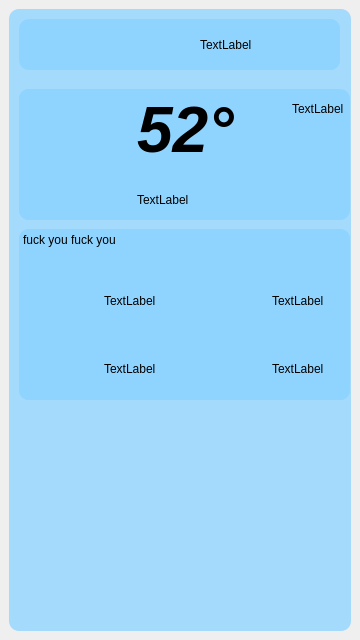
Qt form mainwindow.ui (FangRenHub/weather) before a commit.
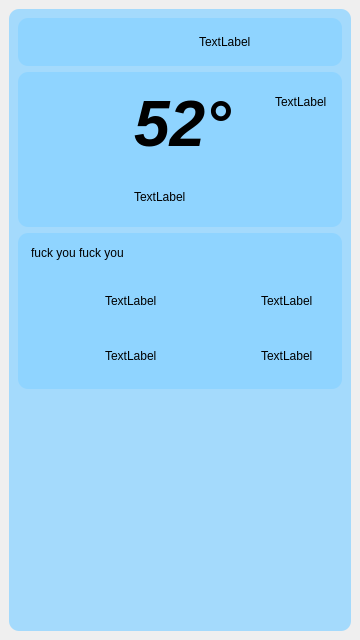
The same form after that commit. Icons and pictures are not drawn.

The edit to the form file:
```diff
--- a/mainwindow.ui
+++ b/mainwindow.ui
@@ -21,15 +21,79 @@
        <string notr="true">background-color: rgba(143, 212, 255, 200);
 border-radius: 10px;</string>
       </property>
+      <layout class="QVBoxLayout" name="verticalLayout_2" stretch="1,4,4,6">
+       <item>
+        <widget class="QWidget" name="widget_2" native="true">
+         <property name="sizePolicy">
+          <sizepolicy hsizetype="Preferred" vsizetype="Preferred">
+           <horstretch>0</horstretch>
+           <verstretch>0</verstretch>
+          </sizepolicy>
+         </property>
+         <property name="styleSheet">
+          <string notr="true">background-color: rgba(143, 212, 255, 255);</string>
+         </property>
+         <layout class="QHBoxLayout" name="horizontalLayout" stretch="3,1,2,5">
+          <item>
+           <widget class="QLineEdit" name="cityEdit">
+            <property name="font">
+             <font>
+              <family>黑体</family>
+              <pointsize>12</pointsize>
+             </font>
+            </property>
+           </widget>
+          </item>
+          <item>
+           <widget class="QPushButton" name="pushButton">
+            <property name="sizePolicy">
+             <sizepolicy hsizetype="Ignored" vsizetype="Expanding">
+              <horstretch>0</horstretch>
+              <verstretch>0</verstretch>
+             </sizepolicy>
+            </property>
+            <property name="styleSheet">
+             <string notr="true">image: url(:/search.png);</string>
+            </property>
+            <property name="text">
+             <string/>
+            </property>
+           </widget>
+          </item>
+          <item>
+           <spacer name="horizontalSpacer">
+            <property name="orientation">
+             <enum>Qt::Horizontal</enum>
+            </property>
+            <property name="sizeType">
+             <enum>QSizePolicy::Ignored</enum>
+            </property>
+            <property name="sizeHint" stdset="0">
+             <size>
+              <width>49</width>
+              <height>30</height>
+             </size>
+            </property>
+           </spacer>
+          </item>
+          <item>
+           <widget class="QLabel" name="label">
+            <property name="sizePolicy">
+             <sizepolicy hsizetype="Ignored" vsizetype="Preferred">
+              <horstretch>0</horstretch>
+              <verstretch>0</verstretch>
+             </sizepolicy>
+            </property>
+            <property name="text">
+             <string>TextLabel</string>
+            </property>
+           </widget>
+          </item>
+         </layout>
+        </widget>
+       </item>
+       <item>
       <widget class="QWidget" name="widget_3" native="true">
-       <property name="geometry">
-        <rect>
-         <x>10</x>
-         <y>80</y>
-         <width>331</width>
-         <height>131</height>
-        </rect>
-       </property>
        <property name="styleSheet">
         <string notr="true">background-color: rgba(143, 212, 255, 255);</string>
        </property>
@@ -99,91 +163,9 @@
         </item>
        </layout>
       </widget>
-      <widget class="QWidget" name="widget_2" native="true">
-       <property name="geometry">
-        <rect>
-         <x>10</x>
-         <y>10</y>
-         <width>321</width>
-         <height>51</height>
-        </rect>
-       </property>
-       <property name="sizePolicy">
-        <sizepolicy hsizetype="Preferred" vsizetype="Preferred">
-         <horstretch>0</horstretch>
-         <verstretch>0</verstretch>
-        </sizepolicy>
-       </property>
-       <property name="styleSheet">
-        <string notr="true">background-color: rgba(143, 212, 255, 255);</string>
-       </property>
-       <layout class="QHBoxLayout" name="horizontalLayout" stretch="3,1,2,5">
-        <item>
-         <widget class="QLineEdit" name="cityEdit">
-          <property name="font">
-           <font>
-            <family>黑体</family>
-            <pointsize>12</pointsize>
-           </font>
-          </property>
-         </widget>
         </item>
         <item>
-         <widget class="QPushButton" name="pushButton">
-          <property name="sizePolicy">
-           <sizepolicy hsizetype="Ignored" vsizetype="Expanding">
-            <horstretch>0</horstretch>
-            <verstretch>0</verstretch>
-           </sizepolicy>
-          </property>
-          <property name="styleSheet">
-           <string notr="true">image: url(:/search.png);</string>
-          </property>
-          <property name="text">
-           <string/>
-          </property>
-         </widget>
-        </item>
-        <item>
-         <spacer name="horizontalSpacer">
-          <property name="orientation">
-           <enum>Qt::Horizontal</enum>
-          </property>
-          <property name="sizeType">
-           <enum>QSizePolicy::Ignored</enum>
-          </property>
-          <property name="sizeHint" stdset="0">
-           <size>
-            <width>48</width>
-            <height>30</height>
-           </size>
-          </property>
-         </spacer>
-        </item>
-        <item>
-         <widget class="QLabel" name="label">
-          <property name="sizePolicy">
-           <sizepolicy hsizetype="Ignored" vsizetype="Preferred">
-            <horstretch>0</horstretch>
-            <verstretch>0</verstretch>
-           </sizepolicy>
-          </property>
-          <property name="text">
-           <string>TextLabel</string>
-          </property>
-         </widget>
-        </item>
-       </layout>
-      </widget>
       <widget class="QWidget" name="widget_4" native="true">
-       <property name="geometry">
-        <rect>
-         <x>10</x>
-         <y>220</y>
-         <width>331</width>
-         <height>171</height>
-        </rect>
-       </property>
        <property name="styleSheet">
         <string notr="true">background-color: rgba(143, 212, 255, 255);</string>
        </property>
@@ -299,6 +281,21 @@
         </item>
        </layout>
       </widget>
+       </item>
+       <item>
+        <spacer name="verticalSpacer">
+         <property name="orientation">
+          <enum>Qt::Vertical</enum>
+         </property>
+         <property name="sizeHint" stdset="0">
+          <size>
+           <width>20</width>
+           <height>226</height>
+          </size>
+         </property>
+        </spacer>
+       </item>
+      </layout>
      </widget>
     </item>
    </layout>
```
Lines whose indentation alone changed are shown as unchanged.
